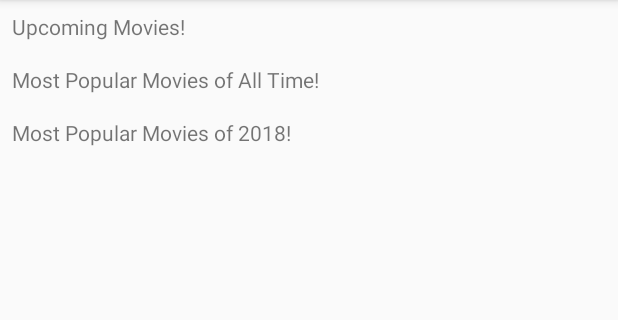
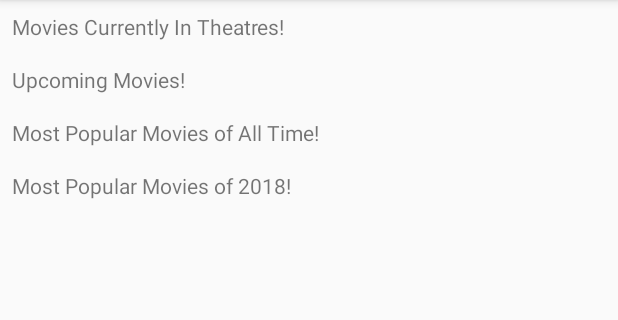
Before and after one commit to j-roskopf/Livefront---Joe-Roskopf, an Android app: the screen it shows after launch (MainActivity), on a phone screen of 412 x 824 dp, the part 84-404 px from its top. Run offline under Robolectric (Android 15) with nearby library versions, the phone set to English and light mode, and no system bars; our stand-ins replace Dagger/Hilt's generated code, RxJava; libraries missing offline, so code that uses them is left out: com.facebook.drawee, com.facebook.imagepipeline; network calls fail; pictures from the network do not load; 1 statement that could not run was skipped.

Commit message:
added currently in theatre category

```diff
--- a/app/src/main/java/com/livefront/android/extensions/Calendar.kt
+++ b/app/src/main/java/com/livefront/android/extensions/Calendar.kt
@@ -5,13 +5,22 @@ import java.util.*
 import java.util.Calendar.getInstance
 
 private const val DATE_FORMAT_FOR_API = "yyyy-MM-dd"
-private const val DATE_FORMAT_YEAR_FOR_API = "yyyy-MM-dd"
+private const val DATE_FORMAT_YEAR_FOR_API = "yyyy"
 
 fun Calendar.formattedCurrentDate(): String {
     val dateFormat = SimpleDateFormat(DATE_FORMAT_FOR_API, Locale.US)
     return dateFormat.format(getInstance().time)
 }
 
+fun Calendar.formattedCurrentDateWeekOffset(amountOffset: Int = 0): String {
+    val dateFormat = SimpleDateFormat(DATE_FORMAT_FOR_API, Locale.US)
+    val calendarInstance = getInstance()
+    if(amountOffset != 0) {
+        calendarInstance.add(Calendar.WEEK_OF_YEAR, amountOffset)
+    }
+    return dateFormat.format(calendarInstance.time)
+}
+
 fun Calendar.getCurrentYear(): String {
     val dateFormat = SimpleDateFormat(DATE_FORMAT_YEAR_FOR_API, Locale.US)
     return dateFormat.format(getInstance().time)
--- a/app/src/main/java/com/livefront/main/adapter/GenericMovieAdapter.kt
+++ b/app/src/main/java/com/livefront/main/adapter/GenericMovieAdapter.kt
@@ -2,6 +2,7 @@ package com.livefront.main.adapter
 
 import android.content.Context
 import android.support.v7.widget.RecyclerView
+import android.util.Log
 import android.view.LayoutInflater
 import android.view.View
 import android.view.ViewGroup
@@ -30,6 +31,7 @@ class GenericMovieAdapter(private val context: Context) : RecyclerView.Adapter<R
     }
 
     override fun onBindViewHolder(holder: RecyclerView.ViewHolder, position: Int) {
+        Log.d("D","debugDebug - $position ${itemCount - 1} $isLoading ${canAddMoreItems()}")
         if (position >= itemCount - 1 && !isLoading && canAddMoreItems()) {
             isLoading = true
             onLoadMoreListener?.loadMore()
--- a/app/src/main/java/com/livefront/main/ui/MainActivity.kt
+++ b/app/src/main/java/com/livefront/main/ui/MainActivity.kt
@@ -18,6 +18,7 @@ class MainActivity : AppCompatActivity() {
     private val upcomingGenericMovieAdapter: GenericMovieAdapter by lazy { GenericMovieAdapter(this) }
     private val mostPopularAllTimeGenericMovieAdapter: GenericMovieAdapter by lazy { GenericMovieAdapter(this) }
     private val mostPopularYearGenericMovieAdapter: GenericMovieAdapter by lazy { GenericMovieAdapter(this) }
+    private val theatreMovieGenericAdapter: GenericMovieAdapter by lazy { GenericMovieAdapter(this) }
 
     @Inject
     lateinit var mainViewModel: MainViewModel
@@ -61,6 +62,17 @@ class MainActivity : AppCompatActivity() {
                     callType = CallType.MostPopularCurrentYear
             )
         })
+
+        //fetch movies currently in theatre
+        mainViewModel.fetchMoviesFromCallType(theatreMovieGenericAdapter.getAndIcrementPage(), CallType.Theatre)
+        mainViewModel.theatreMovies.observe(this as LifecycleOwner, Observer { movieResponse ->
+            displayData(
+                    movieResponse = movieResponse,
+                    adapter = theatreMovieGenericAdapter,
+                    recyclerView = mainViewTheatreMoviesRecyclerView,
+                    callType = CallType.Theatre
+            )
+        })
     }
 
     /**
@@ -85,6 +97,11 @@ class MainActivity : AppCompatActivity() {
         val mostPopularYearLayoutManager = LinearLayoutManager(this, LinearLayoutManager.HORIZONTAL, false)
         mainViewMostPopularCurrentYearRecyclerView.layoutManager = mostPopularYearLayoutManager
         mainViewMostPopularCurrentYearRecyclerView.adapter = mostPopularYearGenericMovieAdapter
+
+        //movies in theatre
+        val theatreLayoutManager = LinearLayoutManager(this, LinearLayoutManager.HORIZONTAL, false)
+        mainViewTheatreMoviesRecyclerView.layoutManager = theatreLayoutManager
+        mainViewTheatreMoviesRecyclerView.adapter = theatreMovieGenericAdapter
     }
 
     private fun displayData(movieResponse: MovieResponse?, adapter: GenericMovieAdapter, recyclerView: RecyclerView, callType: CallType) {
--- a/app/src/main/java/com/livefront/main/ui/MainViewModel.kt
+++ b/app/src/main/java/com/livefront/main/ui/MainViewModel.kt
@@ -6,10 +6,7 @@ import android.support.v7.widget.RecyclerView
 import com.livefront.main.adapter.GenericMovieAdapter
 import com.livefront.main.adapter.OnLoadMoreListener
 import com.livefront.model.network.MovieResponse
-import com.livefront.network.MostPopularAllTimeCall
-import com.livefront.network.MostPopularYearCall
-import com.livefront.network.MovieService
-import com.livefront.network.UpcomingMovieCall
+import com.livefront.network.*
 import javax.inject.Inject
 
 class MainViewModel @Inject constructor(movieService: MovieService) : ViewModel() {
@@ -23,11 +20,15 @@ class MainViewModel @Inject constructor(movieService: MovieService) : ViewModel(
     internal val mostPopularCurrentYearMovies: MutableLiveData<MovieResponse?> = MutableLiveData()
     private val mostPopularCurrentYearCall = MostPopularYearCall(movieService)
 
+    internal val theatreMovies: MutableLiveData<MovieResponse?> = MutableLiveData()
+    private val theatreMoviesCall = TheatreMovieCall(movieService)
+
     fun fetchMoviesFromCallType(page: Int, callType: CallType) {
         when(callType) {
             CallType.Upcoming -> upcomingMovieCall.fetchMovies(page, upcomingMovies)
             CallType.MostPopularAllTime -> mostPopularAllTimeCall.fetchMovies(page, mostPopularAllTimeMovies)
             CallType.MostPopularCurrentYear -> mostPopularCurrentYearCall.fetchMovies(page, mostPopularCurrentYearMovies)
+            CallType.Theatre -> theatreMoviesCall.fetchMovies(page, theatreMovies)
         }
     }
 
@@ -36,6 +37,7 @@ class MainViewModel @Inject constructor(movieService: MovieService) : ViewModel(
             CallType.Upcoming -> upcomingMovieCall.provideOnLoadMoreListener(adapter, recyclerView, upcomingMovies)
             CallType.MostPopularAllTime -> mostPopularAllTimeCall.provideOnLoadMoreListener(adapter, recyclerView, mostPopularAllTimeMovies)
             CallType.MostPopularCurrentYear -> mostPopularCurrentYearCall.provideOnLoadMoreListener(adapter, recyclerView, mostPopularCurrentYearMovies)
+            CallType.Theatre -> theatreMoviesCall.provideOnLoadMoreListener(adapter, recyclerView, theatreMovies)
         }
     }
 
@@ -44,5 +46,6 @@ class MainViewModel @Inject constructor(movieService: MovieService) : ViewModel(
 enum class CallType {
     Upcoming,
     MostPopularAllTime,
-    MostPopularCurrentYear
+    MostPopularCurrentYear,
+    Theatre
 }
--- a/app/src/main/java/com/livefront/network/MovieService.kt
+++ b/app/src/main/java/com/livefront/network/MovieService.kt
@@ -7,12 +7,45 @@ import retrofit2.http.GET
 import retrofit2.http.Query
 
 interface MovieService {
+    /**
+     * Get upcoming movies
+     *
+     * We define this by movies with a release date today or beyond
+     *
+     * Default sorting
+     */
     @GET("discover/movie?api_key=${BuildConfig.API_KEY}")
     fun getUpcomingMovies(@Query("primary_release_date.gte") primaryReleaseDate: String, @Query("page") page: Int): Observable<MovieResponse>
 
+    /**
+     * Get the most popular movies of all time
+     *
+     * We define this by movies with the highest user rating score released any date
+     *
+     * Sorted by vote average descending
+     */
     @GET("discover/movie?sort_by=popularity.desc&api_key=${BuildConfig.API_KEY}")
     fun getAllTimeMostPopularMovies(@Query("page") page: Int): Observable<MovieResponse>
 
+    /**
+     * Get the most popular movies of the current year
+     *
+     * We define this by any movies with the highest user rating score with a release date of this year
+     *
+     * Sorted by vote average descending
+     */
     @GET("discover/movie?sort_by=vote_average.desc&api_key=${BuildConfig.API_KEY}")
     fun getMostPopuarMovieCurrentYear(@Query("primary_release_year") primaryReleaseYear: String, @Query("page") page: Int): Observable<MovieResponse>
+
+    /**
+     * Get the movies currently in theatre
+     *
+     * We define this by any movie released before today and after ~3 weeks ago
+     *
+     * Default sorting
+     */
+    @GET("discover/movie?api_key=${BuildConfig.API_KEY}")
+    fun getMoviesCurrentlyInTheatre(@Query("primary_release_date.gte") primaryReleaseYearAfter: String,
+                                    @Query("primary_release_date.lte") primaryReleaseYearBefore: String,
+                                    @Query("page") page: Int): Observable<MovieResponse>
 }
--- /dev/null
+++ b/app/src/main/java/com/livefront/network/TheatreMovieCall.kt
@@ -0,0 +1,87 @@
+package com.livefront.network
+
+import android.arch.lifecycle.MutableLiveData
+import android.support.v7.widget.RecyclerView
+import android.util.Log
+import com.livefront.android.extensions.formattedCurrentDate
+import com.livefront.android.extensions.formattedCurrentDateWeekOffset
+import com.livefront.main.adapter.GenericMovieAdapter
+import com.livefront.main.adapter.OnLoadMoreListener
+import com.livefront.model.network.MovieResponse
+import io.reactivex.android.schedulers.AndroidSchedulers
+import io.reactivex.schedulers.Schedulers
+import java.util.*
+import javax.inject.Inject
+
+private const val THEATRE_DATE_WEEK_OFFSET = -3
+
+class TheatreMovieCall @Inject constructor(private val movieService: MovieService) : MovieCallInterface {
+
+    /**
+     * Fetches movies currently in theatres! This method is the start of the chain that will eventually update
+     * our [MutableLiveData] object with the [MovieResponse] that we received from the API
+     *
+     * @param page - the current page to fetch results for (Note - page starts at 1)
+     */
+    override fun fetchMovies(page: Int, liveData: MutableLiveData<MovieResponse?>) {
+        Log.d("D","debugDebug for page before and after $page ${Calendar.getInstance().formattedCurrentDate()} ${Calendar.getInstance().formattedCurrentDateWeekOffset(-3)}")
+        //get all movies released before today but after 3 weeks ago
+        movieService.getMoviesCurrentlyInTheatre(
+                page = page,
+                primaryReleaseYearBefore = Calendar.getInstance().formattedCurrentDate(),
+                primaryReleaseYearAfter = Calendar.getInstance().formattedCurrentDateWeekOffset(THEATRE_DATE_WEEK_OFFSET)
+        ).subscribeOn(Schedulers.io())
+                .observeOn(AndroidSchedulers.mainThread())
+                .subscribe({ response ->
+                    parseResponse(response, liveData)
+                }, {
+                    liveData.value = null
+                })
+    }
+
+    /**
+     * Parses the [MovieResponse] we received from the API for movies currently in theatres.
+     *
+     * This method is responsible for grabbing the data we received from the API and
+     * appending it to the data we currently have
+     *
+     * @param response - the [MovieResponse] received from the API
+     */
+    override fun parseResponse(response: MovieResponse, liveData: MutableLiveData<MovieResponse?>) {
+        //Grab what we currently have (or initialize to new objects if what we have is null)
+        //which will happen the first time around
+        var currentMovieResponse = liveData.value ?: MovieResponse()
+        var currentResults = currentMovieResponse.results ?: listOf()
+        response.results?.let {
+            //assuming we have good data, append it to what we currently have and post it to our LiveData
+            currentResults += it
+            currentMovieResponse = response
+            currentMovieResponse.results = currentResults
+            liveData.postValue(currentMovieResponse)
+        }
+    }
+
+    /**
+     * Returns the implementation of [OnLoadMoreListener] for . If our adapter can load more items,
+     * this method triggers the call to get the next page of results
+     *
+     * @param adapter - the adapter for our RecyclerView
+     * @param recyclerView - the RecyclerView that is the recipient of the movies that will be fetched from the API
+     */
+    override fun provideOnLoadMoreListener(adapter: GenericMovieAdapter, recyclerView: RecyclerView, liveData: MutableLiveData<MovieResponse?>): OnLoadMoreListener {
+        return object : OnLoadMoreListener {
+            override fun loadMore() {
+                Log.d("D","debugDebug load more for theatre")
+                //Post on recyclerView to avoid calling update to adapter while RV is still computing scrolls / layouts
+                recyclerView.post {
+                    if (adapter.canAddMoreItems()) {
+                        adapter.addLoadingItem()
+                        adapter.notifyItemInserted(adapter.itemCount)
+                        fetchMovies(adapter.getAndIcrementPage(), liveData)
+                    }
+                }
+            }
+        }
+    }
+
+}
--- a/app/src/main/res/layout/activity_main.xml
+++ b/app/src/main/res/layout/activity_main.xml
@@ -18,6 +18,17 @@
             android:layout_width="match_parent"
             android:layout_height="wrap_content"
             android:orientation="vertical">
+
+            <TextView
+                android:layout_width="wrap_content"
+                android:layout_height="wrap_content"
+                android:layout_margin="8dp"
+                android:text="Movies Currently In Theatres!" />
+
+            <android.support.v7.widget.RecyclerView
+                android:id="@+id/mainViewTheatreMoviesRecyclerView"
+                android:layout_width="match_parent"
+                android:layout_height="match_parent" />
 
             <TextView
                 android:layout_width="wrap_content"
```
